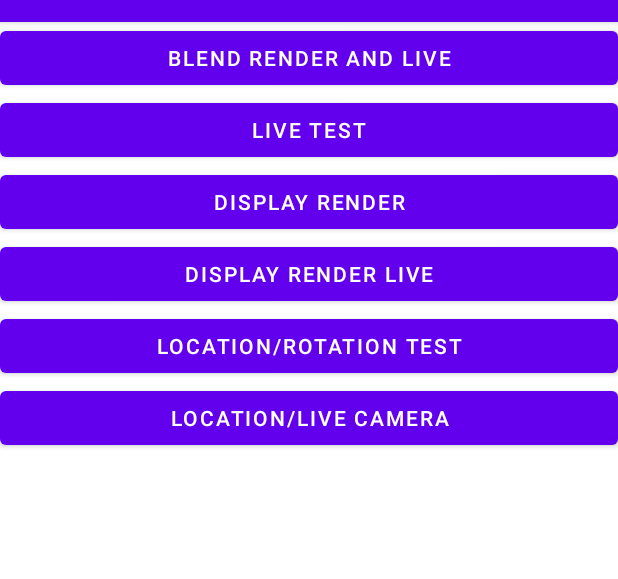
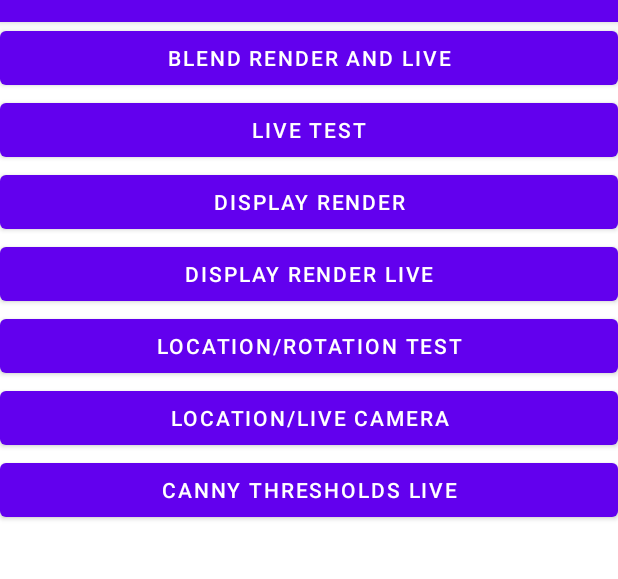
Before and after one commit to madamskip1/Mountain-Peak-Detection, an Android app: the screen it shows after launch (MainActivity), on a phone screen of 412 x 824 dp, the part 62-641 px from its top. Run offline under Robolectric (Android 15) with nearby library versions, the phone set to English and light mode, and no system bars; libraries missing offline, so code that uses them is left out: org.opencv.android; 1 statement that could not run was skipped.

Commit message:
Add button starting CannyThrehsoldsLive intent

```diff
--- a/app/src/main/java/com/example/peaksrecognition/activities/MainActivity.java
+++ b/app/src/main/java/com/example/peaksrecognition/activities/MainActivity.java
@@ -48,4 +48,9 @@ public class MainActivity extends AppCompatActivity {
         Intent blendRenderIntent = new Intent(this, BlendRenderAndLiveActivity.class);
         startActivity(blendRenderIntent);
     }
+
+    public void CannyThresholdsLive_onClick(View view) {
+        Intent cannyThresholdsLiveIntent = new Intent(this, CannyThresholdLiveActivity.class);
+        startActivity(cannyThresholdsLiveIntent);
+    }
 }
--- a/app/src/main/res/layout/activity_main.xml
+++ b/app/src/main/res/layout/activity_main.xml
@@ -52,5 +52,11 @@
             android:onClick="LiveCamera_button_onClick"
             android:text="Location/Live Camera" />
 
+        <Button
+            android:layout_width="match_parent"
+            android:layout_height="wrap_content"
+            android:onClick="CannyThresholdsLive_onClick"
+            android:text="Canny Thresholds Live" />
+
     </LinearLayout>
 </androidx.constraintlayout.widget.ConstraintLayout>
```
